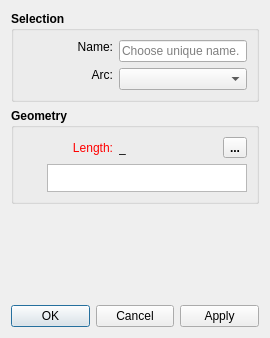
The window that src/libs/vtools/dialogs/tools/dialogcutarc.ui (FashionFreedom/Seamly2D) describes before a commit, drawn with Qt 5.
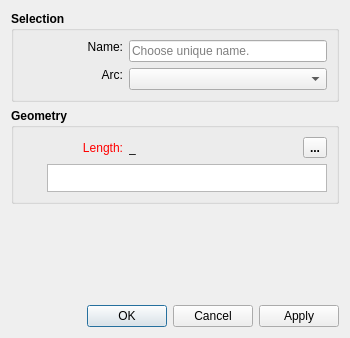
The same window after the commit. Icons and pictures are not drawn.

What changed in the file:
```diff
--- a/src/libs/vtools/dialogs/tools/dialogcutarc.ui
+++ b/src/libs/vtools/dialogs/tools/dialogcutarc.ui
@@ -6,7 +6,7 @@
    <rect>
     <x>0</x>
     <y>0</y>
-    <width>270</width>
+    <width>350</width>
     <height>338</height>
    </rect>
   </property>
@@ -57,7 +57,7 @@
           </property>
           <property name="minimumSize">
            <size>
-            <width>90</width>
+            <width>100</width>
             <height>0</height>
            </size>
           </property>
@@ -107,7 +107,7 @@
           </property>
           <property name="minimumSize">
            <size>
-            <width>90</width>
+            <width>100</width>
             <height>0</height>
            </size>
           </property>
@@ -176,7 +176,7 @@
           </property>
           <property name="minimumSize">
            <size>
-            <width>90</width>
+            <width>100</width>
             <height>0</height>
            </size>
           </property>
@@ -269,7 +269,7 @@
           </property>
           <property name="sizeHint" stdset="0">
            <size>
-            <width>40</width>
+            <width>10</width>
             <height>20</height>
            </size>
           </property>
```
